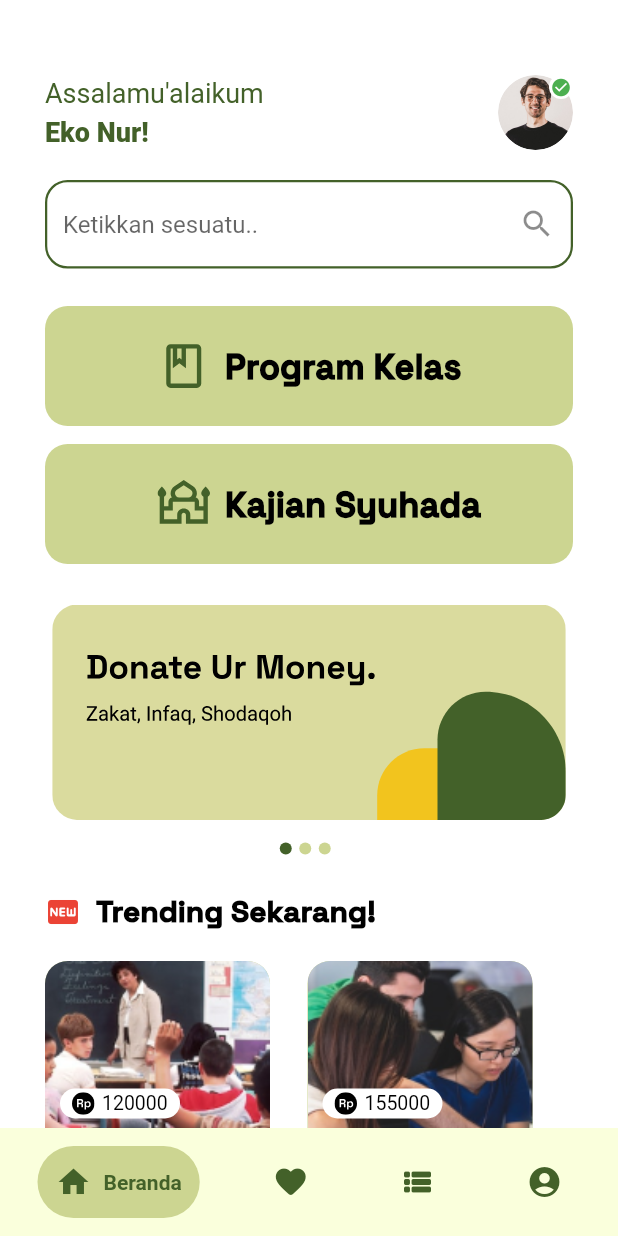
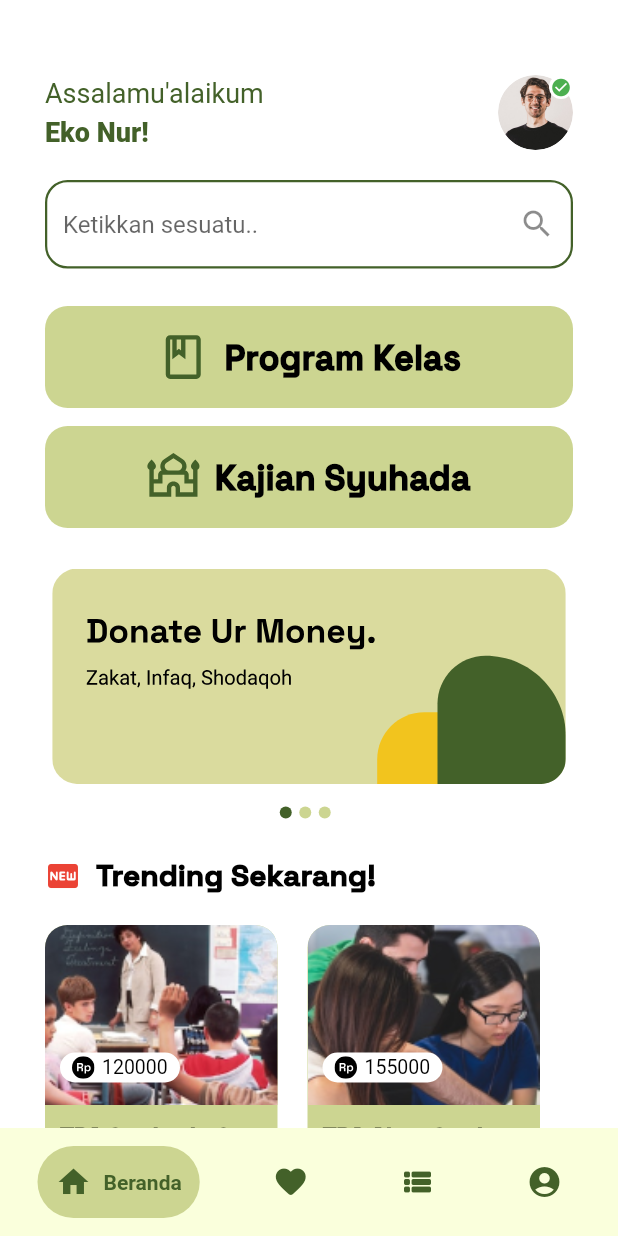
Before and after one commit to Syuhada-Apps/mobile-flutter, a Flutter app: the HomePage screen opened by its route, on a phone screen of 412 x 824 dp. Run offline on Flutter 3.47's test engine with Material 2 defaults, Android fonts, the phone set to English and light mode, and no system bars; drawn by our look-alikes of carousel_slider, google_nav_bar; our stand-ins replace flutter_otp_text_field, flutter_svg, google_fonts.

Commit message:
add responsive

```diff
--- a/lib/main.dart
+++ b/lib/main.dart
@@ -1,6 +1,7 @@
 import 'package:flutter/material.dart';
 import 'package:flutter/services.dart';
 import 'package:syuhada_apps/shared/theme.dart';
+import 'package:syuhada_apps/ui/pages/class_menu.dart';
 import 'package:syuhada_apps/ui/pages/confirm_page.dart';
 import 'package:syuhada_apps/ui/pages/home.dart';
 import 'package:syuhada_apps/ui/pages/sign_in_forgot.dart';
@@ -38,6 +39,7 @@
         '/signinforgot': (context) => const SignInForgotPage(),
         '/signinreset': (context) => const SignInResetPage(),
         '/home': (context) => const HomePage(),
+        '/classmenu': (context) => const ClassMenu(),
       },
     );
   }
--- a/lib/ui/pages/home.dart
+++ b/lib/ui/pages/home.dart
@@ -3,8 +3,9 @@
 import 'package:flutter_svg/flutter_svg.dart';
 import 'package:google_nav_bar/google_nav_bar.dart';
 import 'package:syuhada_apps/shared/theme.dart';
-import 'package:syuhada_apps/ui/widgets/home_services.dart';
+import 'package:syuhada_apps/ui/widgets/home_service.dart';
 import 'package:syuhada_apps/ui/widgets/home_trending.dart';
+import 'package:syuhada_apps/ui/widgets/profile.dart';
 
 class HomePage extends StatefulWidget {
   const HomePage({super.key});
@@ -91,33 +92,7 @@
               )
             ],
           ),
-          Container(
-              width: 50,
-              height: 50,
-              decoration: BoxDecoration(
-                shape: BoxShape.circle,
-                image: DecorationImage(
-                  image: AssetImage(
-                    'assets/img_profile.png',
-                  ),
-                ),
-              ),
-              child: Align(
-                alignment: Alignment.topRight,
-                child: Container(
-                  width: 16,
-                  height: 16,
-                  decoration:
-                      BoxDecoration(shape: BoxShape.circle, color: whiteColor),
-                  child: Center(
-                    child: Icon(
-                      Icons.check_circle,
-                      color: Colors.green,
-                      size: 14,
-                    ),
-                  ),
-                ),
-              )),
+          Profile(profile: 'assets/img_profile.png')
         ],
       ),
     );
@@ -149,15 +124,17 @@
       margin: EdgeInsets.only(top: 25),
       child: Column(
         children: [
-          HomeServicesItem(
+          HomeServiceItem(
             iconUrl: 'assets/ic_courses.svg',
             title: 'Program Kelas',
-            onTap: () {},
+            onPressed: () {
+              Navigator.pushNamed(context, '/classmenu');
+            },
           ),
-          HomeServicesItem(
+          HomeServiceItem(
             iconUrl: 'assets/ic_mosque.svg',
             title: 'Kajian Syuhada',
-            onTap: () {},
+            onPressed: () {},
           )
         ],
       ),
@@ -285,7 +262,7 @@
           SizedBox(
             height: 20,
           ),
-          Wrap(spacing: 25, runSpacing: 17, children: [
+          Wrap(spacing: 20, runSpacing: 17, children: [
             HomeTrendingItem(
               imageUrl: 'assets/img_trending1.png',
               title: 'TPA Syuhada 2023/2024',
--- /dev/null
+++ b/lib/ui/widgets/home_service.dart
@@ -0,0 +1,58 @@
+import 'package:flutter/material.dart';
+import 'package:flutter_svg/flutter_svg.dart';
+import 'package:syuhada_apps/shared/theme.dart';
+
+// custom filled button
+class HomeServiceItem extends StatelessWidget {
+  final String title;
+  final String iconUrl;
+  final double width;
+  final double height;
+  final VoidCallback? onPressed;
+
+  const HomeServiceItem(
+      {Key? key,
+      required this.title,
+      required this.iconUrl,
+      this.width = double.infinity,
+      this.height = 80,
+      this.onPressed})
+      : super(key: key);
+
+  @override
+  Widget build(BuildContext context) {
+    return SizedBox(
+      height: height,
+      // gunakan infinty agar responsive
+      width: width,
+      child: Container(
+        margin: EdgeInsets.only(bottom: 12),
+        child: TextButton(
+          onPressed: onPressed,
+          style: TextButton.styleFrom(
+            backgroundColor: greenLightColor,
+            shape:
+                RoundedRectangleBorder(borderRadius: BorderRadius.circular(15)),
+          ),
+          child: Row(
+            mainAxisAlignment: MainAxisAlignment.center,
+            children: [
+              SvgPicture.asset(
+                iconUrl,
+                width: 35,
+              ),
+              SizedBox(
+                width: 10,
+              ),
+              Text(
+                title,
+                style:
+                    blackHeaderStyle.copyWith(fontSize: 23, fontWeight: bold),
+              ),
+            ],
+          ),
+        ),
+      ),
+    );
+  }
+}
--- a/lib/ui/widgets/home_services.dart
+++ b/lib/ui/widgets/home_services.dart
@@ -39,4 +39,5 @@
       ),
     );
   }
+
 }
--- a/lib/ui/widgets/home_trending.dart
+++ b/lib/ui/widgets/home_trending.dart
@@ -25,7 +25,7 @@
   @override
   Widget build(BuildContext context) {
     return Container(
-      width: 150,
+      width: 155,
       height: 190,
       decoration: BoxDecoration(
         borderRadius: BorderRadius.circular(15),
--- /dev/null
+++ b/lib/ui/widgets/profile.dart
@@ -0,0 +1,38 @@
+import 'package:flutter/material.dart';
+import 'package:syuhada_apps/shared/theme.dart';
+
+class Profile extends StatelessWidget {
+  final String profile;
+  const Profile({Key? key, required this.profile}) : super(key: key);
+
+  @override
+  Widget build(BuildContext context) {
+    return Container(
+      width: 50,
+      height: 50,
+      decoration: BoxDecoration(
+        shape: BoxShape.circle,
+        image: DecorationImage(
+          image: AssetImage(
+            profile,
+          ),
+        ),
+      ),
+      child: Align(
+        alignment: Alignment.topRight,
+        child: Container(
+          width: 16,
+          height: 16,
+          decoration: BoxDecoration(shape: BoxShape.circle, color: whiteColor),
+          child: Center(
+            child: Icon(
+              Icons.check_circle,
+              color: Colors.green,
+              size: 14,
+            ),
+          ),
+        ),
+      ),
+    );
+  }
+}
```
Also changed, not shown: lib/shared/responsive.dart (added, +40 -0 lines), lib/ui/pages/class_menu.dart (added, +129 -0 lines), lib/ui/widgets/header_menu_services.dart (added, +48 -0 lines).
